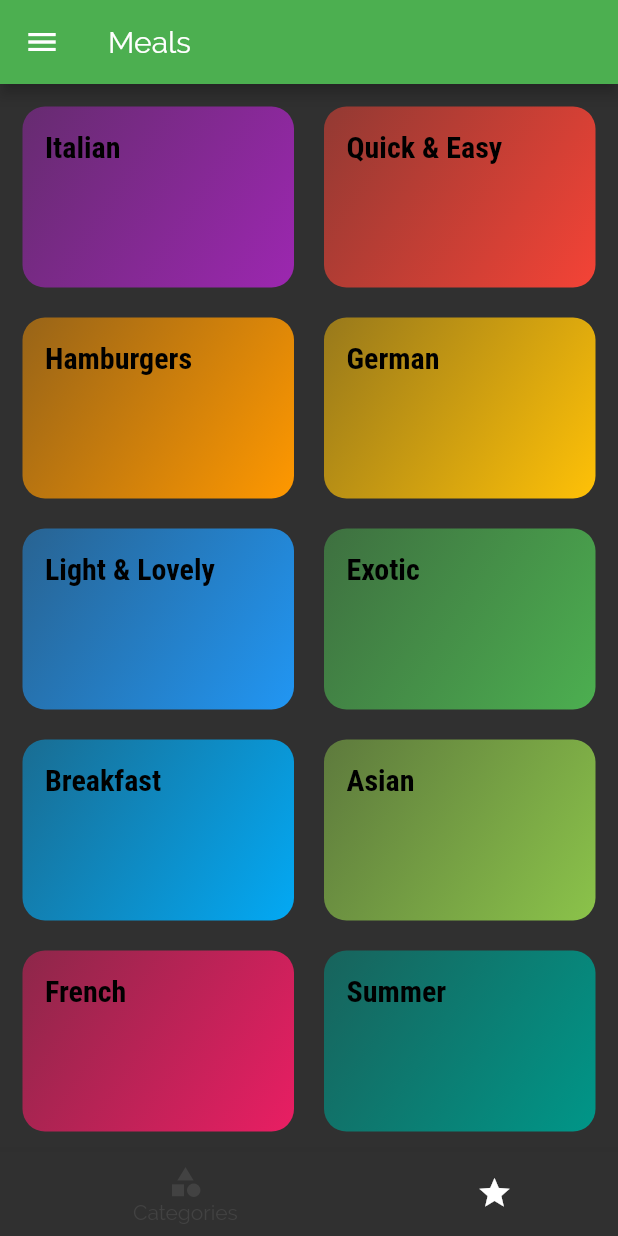
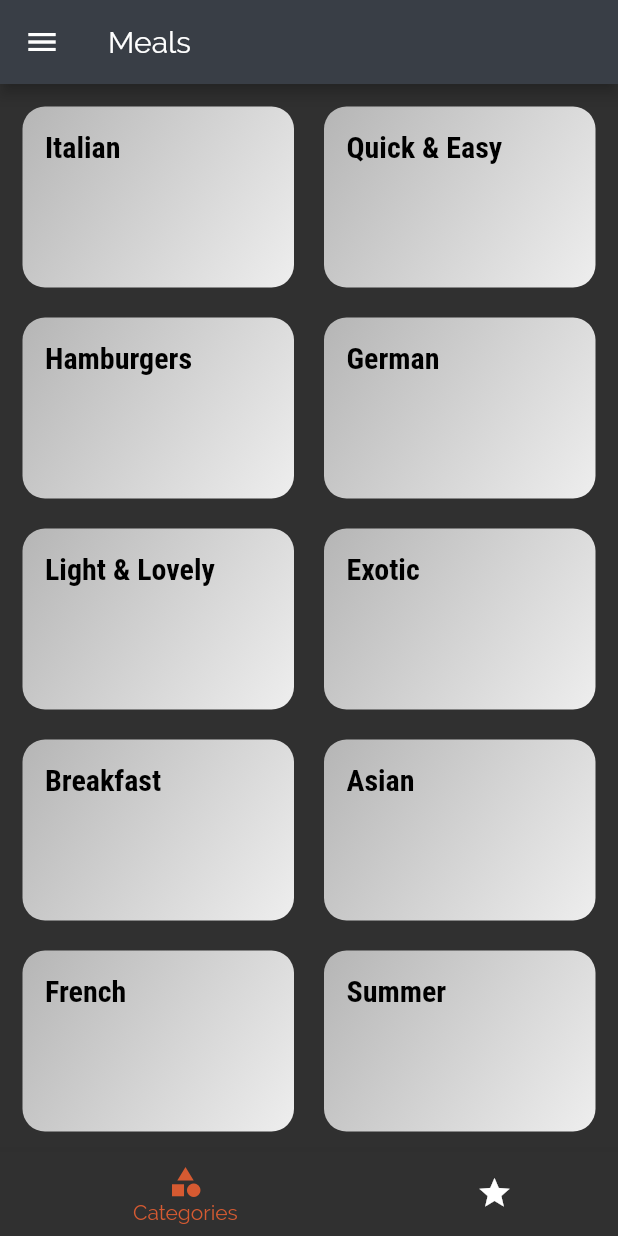
Before and after one commit to BaraaDarwish/MealsApp, a Flutter app: the screen it shows after launch, on a phone screen of 412 x 824 dp. Run offline on Flutter 3.47's test engine with Material 2 defaults, Android fonts, the phone set to English and light mode, and no system bars.

Commit message:
bug fixed

```diff
--- a/lib/dummy-data.dart
+++ b/lib/dummy-data.dart
@@ -56,7 +56,7 @@ const DUMMY_CATEGORIES = const [
   ),
 ];
 
-const DUMMY_MEALS = const [
+var DUMMY_MEALS = [
   Meal(
     id: 'm1',
     categories: [
--- a/lib/main.dart
+++ b/lib/main.dart
@@ -1,5 +1,4 @@
 import 'package:flutter/material.dart';
-import 'package:meals_app/models/category_model.dart';
 import './screens/categories_screens.dart';
 import 'screens/categorey_meals_screen.dart';
 import './screens/meal_detals_screen.dart';
@@ -14,38 +13,34 @@ class MyApp extends StatelessWidget {
   Widget build(BuildContext context) {
     return MaterialApp(
       title: 'Mealsiato',
-
       theme: ThemeData(
           brightness: Brightness.dark,
-        primarySwatch: Colors.blue,
-        accentColor: Colors.blue,
+          accentColor: Color.fromRGBO(214, 90, 49, 1),
           fontFamily: 'Raleway',
           textTheme: ThemeData.dark().textTheme.copyWith(
-          body1: TextStyle(color: Color.fromRGBO(20, 51, 51, 1),),
-          body2: TextStyle(color: Color.fromRGBO(20, 51, 51, 1),),
+              body1: TextStyle(
+                color: Color.fromRGBO(20, 51, 51, 1),
+              ),
+              body2: TextStyle(
+                color: Color.fromRGBO(20, 51, 51, 1),
+              ),
               title: TextStyle(
-            fontSize: 20 ,
+                  fontSize: 20,
                   fontWeight: FontWeight.bold,
                   color: Colors.black,
-            fontFamily: 'RobotoCondensed'
-          )
-        ),
-        appBarTheme: AppBarTheme(color: Colors.blue)
-      ),
-
+                  fontFamily: 'RobotoCondensed')),
+          appBarTheme: AppBarTheme(
+            color: Color.fromRGBO(57, 62, 70, 1),
+          )),
       home: TabsScreen(),
       routes: {
-        CategoryMealsScreen.routName:(ctx) => CategoryMealsScreen(),
-        MealDetailsScreen.routName:(ctx) => MealDetailsScreen(),
-        FiltersScreen.routName:(ctx)=> FiltersScreen(),
-
+        CategoryMealsScreen.routName: (ctx) => CategoryMealsScreen(),
+        MealDetailsScreen.routName: (ctx) => MealDetailsScreen(),
+        FiltersScreen.routName: (ctx) => FiltersScreen(),
       },
-
-      onUnknownRoute: (settings){
-        return MaterialPageRoute(builder: (ctx)=> CategoriesSCreen());
+      onUnknownRoute: (settings) {
+        return MaterialPageRoute(builder: (ctx) => CategoriesSCreen());
       },
-
-
     );
   }
 }
--- a/lib/screens/tabs_screen.dart
+++ b/lib/screens/tabs_screen.dart
@@ -9,36 +9,43 @@ class TabsScreen extends StatefulWidget {
 }
 
 class _TabsScreenState extends State<TabsScreen> {
-  final List<Widget> _pages=[
+  final List<Widget> _pages = [
     CategoriesSCreen(),
     FavoritesScreen(),
   ];
   int _selectedPageIndex = 0;
-  void _selectPage(int index){
+  void _selectPage(int index) {
     setState(() {
       _selectedPageIndex = index;
-
     });
-
   }
 
   @override
   Widget build(BuildContext context) {
-    return  Scaffold(
+    return Scaffold(
       drawer: MainDrawer(),
-      appBar: AppBar(title: Text('Meals'),backgroundColor: Colors.green,),
-    body: _pages[_selectedPageIndex] ,
+      appBar: AppBar(
+        title: Text('Meals'),
+      ),
+      body: _pages[_selectedPageIndex],
       bottomNavigationBar: BottomNavigationBar(
-      onTap: _selectPage ,
-      backgroundColor: Theme.of(context).primaryColor,
+        onTap: _selectPage,
+        backgroundColor: Color.fromRGBO(214, 90, 49, 1),
+        selectedItemColor: Theme.of(context).accentColor,
         unselectedItemColor: Colors.white,
         currentIndex: _selectedPageIndex,
         type: BottomNavigationBarType.shifting,
         items: [
-        BottomNavigationBarItem(icon:Icon(Icons.category,),
+          BottomNavigationBarItem(
+            icon: Icon(
+              Icons.category,
+            ),
             title: Text('Categories'),
           ),
-        BottomNavigationBarItem(icon:Icon(Icons.star,),
+          BottomNavigationBarItem(
+            icon: Icon(
+              Icons.star,
+            ),
             title: Text('Favorites'),
           )
         ],
--- a/lib/widgets/category_item.dart
+++ b/lib/widgets/category_item.dart
@@ -1,38 +1,36 @@
 import 'package:flutter/material.dart';
 import 'package:meals_app/screens/categorey_meals_screen.dart';
 
-
 class CategoryItem extends StatelessWidget {
-
   final Color color;
   final String title;
   final String id;
 
-  CategoryItem(
-    this.id,
-    this.title,
-    this.color
-  );
-  void selectCategory(ctx){
-    Navigator.of(ctx).pushNamed(CategoryMealsScreen.routName,arguments: {'id' : this.id , 'title': this.title});
+  CategoryItem(this.id, this.title, this.color);
+  void selectCategory(ctx) {
+    Navigator.of(ctx).pushNamed(CategoryMealsScreen.routName,
+        arguments: {'id': this.id, 'title': this.title});
   }
 
   @override
   Widget build(BuildContext context) {
     return InkWell(
-      onTap:() => selectCategory(context),
+      onTap: () => selectCategory(context),
       splashColor: Theme.of(context).primaryColor,
-       borderRadius: BorderRadius.circular(15),
-          child: Container(
+      borderRadius: BorderRadius.circular(15),
+      child: Container(
         padding: EdgeInsets.all(15),
-        child: Text(title , style:Theme.of(context).textTheme.title,),
-decoration: BoxDecoration(gradient: LinearGradient(
-  colors:[
-  color.withOpacity(0.5) ,
-  color],
-  begin: Alignment.topLeft,
-  end: Alignment.bottomRight),
-  borderRadius: BorderRadius.circular(15)),          ),
+        child: Text(
+          title,
+          style: Theme.of(context).textTheme.title,
+        ),
+        decoration: BoxDecoration(
+            gradient: LinearGradient(colors: [
+              Color.fromRGBO(238, 238, 238, 0.7),
+              Color.fromRGBO(238, 238, 238, 1)
+            ], begin: Alignment.topLeft, end: Alignment.bottomRight),
+            borderRadius: BorderRadius.circular(15)),
+      ),
     );
   }
 }
```
Also changed, not shown: lib/models/meal.dart (+4 -5 lines), lib/screens/categorey_meals_screen.dart (+19 -23 lines), lib/screens/favorites_screen.dart (+4 -3 lines), lib/screens/meal_detals_screen.dart (+53 -22 lines). Lines whose indentation alone changed are shown as unchanged.
